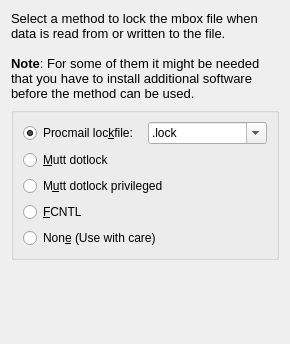
The window that resources/mbox/lockfilepage.ui (KDE/kdepim-runtime) describes before a commit, drawn with Qt 5.
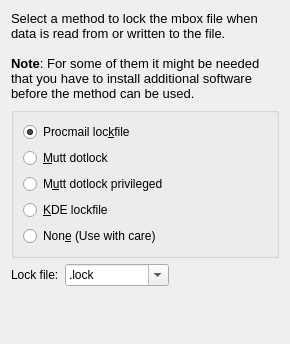
The same window after the commit. Custom widgets are drawn as their Qt base class.

What changed in the file:
```diff
--- a/resources/mbox/lockfilepage.ui
+++ b/resources/mbox/lockfilepage.ui
@@ -15,7 +15,7 @@
    <string>MBox Settings</string>
   </property>
   <layout class="QGridLayout" name="gridLayout_2">
-   <item row="0" column="0">
+   <item row="0" column="0" colspan="3">
     <widget class="QLabel" name="label">
      <property name="text">
       <string>&lt;!DOCTYPE HTML PUBLIC &quot;-//W3C//DTD HTML 4.0//EN&quot; &quot;http://www.w3.org/TR/REC-html40/strict.dtd&quot;&gt;
@@ -31,7 +31,7 @@
      </property>
     </widget>
    </item>
-   <item row="1" column="0">
+   <item row="1" column="0" colspan="3">
     <widget class="KButtonGroup" name="kcfg_LockfileMethod">
      <property name="title">
       <string/>
@@ -40,25 +40,13 @@
       <item row="0" column="0">
        <widget class="QRadioButton" name="procmail">
         <property name="text">
-         <string>Procmail loc&amp;kfile:</string>
+         <string>Procmail loc&amp;kfile</string>
         </property>
         <property name="checked">
          <bool>true</bool>
         </property>
        </widget>
       </item>
-      <item row="0" column="1">
-       <widget class="QComboBox" name="kcfg_Lockfile">
-        <property name="editable">
-         <bool>true</bool>
-        </property>
-        <item>
-         <property name="text">
-          <string>.lock</string>
-         </property>
-        </item>
-       </widget>
-      </item>
       <item row="1" column="0">
        <widget class="QRadioButton" name="mutt_dotlock">
         <property name="text">
@@ -74,9 +62,9 @@
        </widget>
       </item>
       <item row="3" column="0">
-       <widget class="QRadioButton" name="fcntl">
+       <widget class="QRadioButton" name="kde_lock_file">
         <property name="text">
-         <string>&amp;FCNTL</string>
+         <string>&amp;KDE lockfile</string>
         </property>
        </widget>
       </item>
@@ -90,7 +78,7 @@
      </layout>
     </widget>
    </item>
-   <item row="2" column="0">
+   <item row="3" column="1">
     <spacer name="verticalSpacer">
      <property name="orientation">
       <enum>Qt::Vertical</enum>
@@ -103,6 +91,50 @@
      </property>
     </spacer>
    </item>
+   <item row="2" column="1">
+    <widget class="QComboBox" name="kcfg_Lockfile">
+     <property name="sizePolicy">
+      <sizepolicy hsizetype="Expanding" vsizetype="Fixed">
+       <horstretch>0</horstretch>
+       <verstretch>0</verstretch>
+      </sizepolicy>
+     </property>
+     <property name="editable">
+      <bool>true</bool>
+     </property>
+     <item>
+      <property name="text">
+       <string>.lock</string>
+      </property>
+     </item>
+    </widget>
+   </item>
+   <item row="2" column="0">
+    <widget class="QLabel" name="label_2">
+     <property name="sizePolicy">
+      <sizepolicy hsizetype="Minimum" vsizetype="Preferred">
+       <horstretch>0</horstretch>
+       <verstretch>0</verstretch>
+      </sizepolicy>
+     </property>
+     <property name="text">
+      <string>Lock file:</string>
+     </property>
+    </widget>
+   </item>
+   <item row="2" column="2">
+    <spacer name="horizontalSpacer">
+     <property name="orientation">
+      <enum>Qt::Horizontal</enum>
+     </property>
+     <property name="sizeHint" stdset="0">
+      <size>
+       <width>40</width>
+       <height>20</height>
+      </size>
+     </property>
+    </spacer>
+   </item>
   </layout>
  </widget>
  <customwidgets>
```
Left out of the diff: 27 changed lines with no effect on the pictures.
